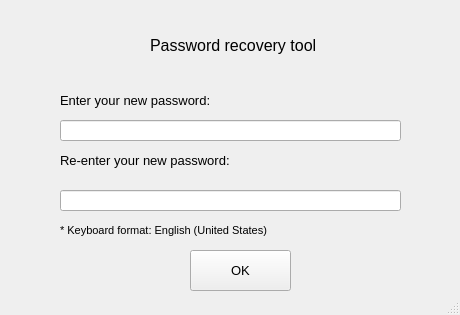
Above: PTI/SPCK/GUI/forgotPassword.ui from GreenSystemDuy08/TL-C4K-PTI01 before the change. Below: the same form after it.
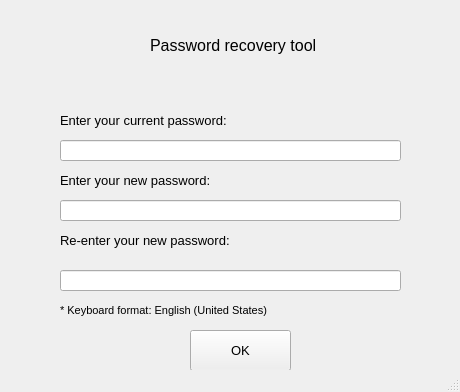
That is the form after the change.

What changed in the file:
```diff
--- a/PTI/SPCK/GUI/forgotPassword.ui
+++ b/PTI/SPCK/GUI/forgotPassword.ui
@@ -7,7 +7,7 @@
     <x>0</x>
     <y>0</y>
     <width>460</width>
-    <height>315</height>
+    <height>392</height>
    </rect>
   </property>
   <property name="windowTitle">
@@ -36,7 +36,7 @@
     <property name="geometry">
      <rect>
       <x>60</x>
-      <y>80</y>
+      <y>160</y>
       <width>201</width>
       <height>41</height>
      </rect>
@@ -54,7 +54,7 @@
     <property name="geometry">
      <rect>
       <x>60</x>
-      <y>140</y>
+      <y>220</y>
       <width>201</width>
       <height>41</height>
      </rect>
@@ -72,7 +72,7 @@
     <property name="geometry">
      <rect>
       <x>60</x>
-      <y>120</y>
+      <y>200</y>
       <width>341</width>
       <height>21</height>
      </rect>
@@ -85,7 +85,7 @@
     <property name="geometry">
      <rect>
       <x>60</x>
-      <y>190</y>
+      <y>270</y>
       <width>341</width>
       <height>21</height>
      </rect>
@@ -98,7 +98,7 @@
     <property name="geometry">
      <rect>
       <x>190</x>
-      <y>250</y>
+      <y>330</y>
       <width>101</width>
       <height>41</height>
      </rect>
@@ -116,7 +116,7 @@
     <property name="geometry">
      <rect>
       <x>60</x>
-      <y>210</y>
+      <y>290</y>
       <width>251</width>
       <height>41</height>
      </rect>
@@ -130,6 +130,37 @@
      <string>* Keyboard format: English (United States)</string>
     </property>
    </widget>
+   <widget class="QLabel" name="label_5">
+    <property name="geometry">
+     <rect>
+      <x>60</x>
+      <y>100</y>
+      <width>201</width>
+      <height>41</height>
+     </rect>
+    </property>
+    <property name="font">
+     <font>
+      <pointsize>10</pointsize>
+     </font>
+    </property>
+    <property name="text">
+     <string>Enter your current password:</string>
+    </property>
+   </widget>
+   <widget class="QLineEdit" name="le_current">
+    <property name="geometry">
+     <rect>
+      <x>60</x>
+      <y>140</y>
+      <width>341</width>
+      <height>21</height>
+     </rect>
+    </property>
+    <property name="echoMode">
+     <enum>QLineEdit::Password</enum>
+    </property>
+   </widget>
   </widget>
   <widget class="QStatusBar" name="statusbar"/>
  </widget>
```
